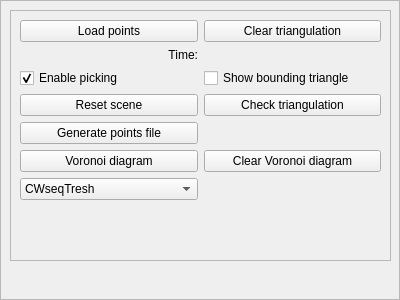
abacondito/CVRPmanager, file managers/CVRPmanager.ui: the form before one commit.
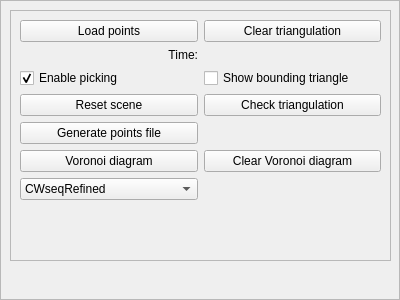
The form after the commit.

Commit message: Separazione tra raw e refined

```diff
--- a/managers/CVRPmanager.ui
+++ b/managers/CVRPmanager.ui
@@ -144,7 +144,7 @@
      <widget class="QComboBox" name="selectVersion">
       <item>
        <property name="text">
-        <string>CWseqTresh</string>
+        <string>CWseqRefined</string>
        </property>
       </item>
       <item>
```
Left out of the diff: 2 changed lines with no effect on the pictures. The commit also changes 3 other files.
